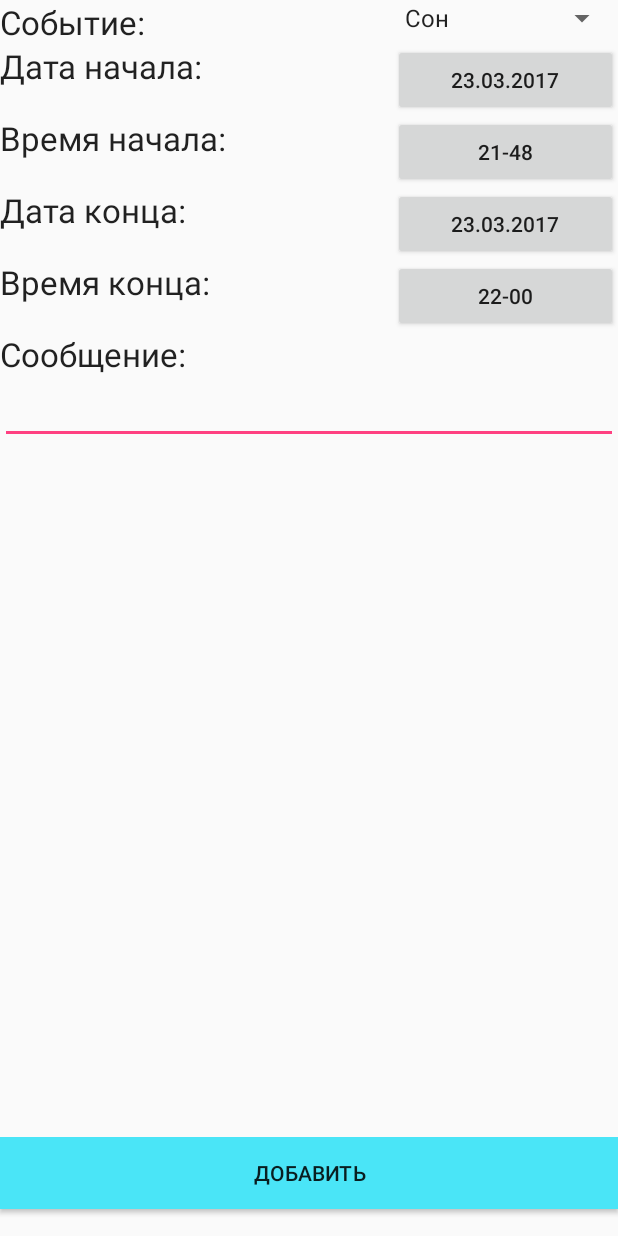
After one commit to porter-s/MothersHelper, an Android app: the NewDBRecord screen opened directly, with no data from a screen before it, on a phone screen of 412 x 824 dp. The commit adds this screen. Run offline under Robolectric (Android 15) with nearby library versions, the phone set to English and light mode, and no system bars; 1 statement that could not run was skipped.

```diff
--- a/app/src/main/AndroidManifest.xml
+++ b/app/src/main/AndroidManifest.xml
@@ -21,6 +21,7 @@
         <activity android:name=".MessActivity"></activity>
         <activity android:name=".ListEventActivity"></activity>
         <activity android:name=".GraphActivity"></activity>
+        <activity android:name=".NewDBRecord"></activity>
         <!-- ATTENTION: This was auto-generated to add Google Play services to your project for
              App Indexing.  See https://g.co/AppIndexing/AndroidStudio for more information. -->
         <meta-data
--- /dev/null
+++ b/app/src/main/java/ru/sappstudio/mothershelper/NewDBRecord.java
@@ -0,0 +1,307 @@
+package ru.sappstudio.mothershelper;
+
+import android.app.Activity;
+import android.app.DatePickerDialog;
+import android.app.Dialog;
+import android.app.TimePickerDialog;
+import android.content.Intent;
+import android.os.Bundle;
+import android.util.Log;
+import android.view.View;
+import android.widget.AdapterView;
+import android.widget.ArrayAdapter;
+import android.widget.Button;
+import android.widget.DatePicker;
+import android.widget.EditText;
+import android.widget.Spinner;
+import android.widget.TimePicker;
+import android.widget.Toast;
+
+import java.text.SimpleDateFormat;
+import java.util.Calendar;
+import java.util.Date;
+
+/**
+ * Created by USER on 23.03.2017.
+ */
+public class NewDBRecord extends Activity {
+
+    String yyyy_s, MM_s, dd_s, yyyy_e, MM_e, dd_e, mess="", tebleN="",status = "stop";
+    int HH_s,mm_s,HH_e,mm_e;
+    long time_s=0,time_e=0;
+    String[] data = {"Сон", "Еда", "Колики", "Прогулка"};
+    String LOG_TAG = "NewDBRecord";
+    long unixSeconds = System.currentTimeMillis() / 1000L; // секунды
+    Date date = new Date(unixSeconds * 1000L); // *1000 получаем миллисекунды
+
+    SimpleDateFormat sdf_yyyy = new SimpleDateFormat("yyyy");
+    int year_yyyy = Integer.valueOf(sdf_yyyy.format(date));
+
+    SimpleDateFormat sdf_MM = new SimpleDateFormat("MM");
+    int month_MM = Integer.valueOf(sdf_MM.format(date));
+
+    SimpleDateFormat sdf_dd = new SimpleDateFormat("dd");
+    int day_dd = Integer.valueOf(sdf_dd.format(date));
+
+    SimpleDateFormat sdf_HH = new SimpleDateFormat("HH");
+    int time_HH = Integer.valueOf(sdf_HH.format(date));
+
+    SimpleDateFormat sdf_mm = new SimpleDateFormat("mm");
+    int time_mm = Integer.valueOf(sdf_mm.format(date));
+
+    int DIALOG_DATE_S = 1, DIALOG_DATE_E = 2;
+
+
+    int myYear = 0;
+    int myMonth = 0;
+    int myDay = 0;
+
+    Button bnAnDBrDate_e,bnAnDBrDate_s,btAnDBrTime_s,btAnDBrTime_e,bAnDBrAdd;
+    private int  mHour, mMinute;
+
+    protected void onCreate(Bundle savedInstanceState) {
+        super.onCreate(savedInstanceState);
+        setContentView(R.layout.activity_new_db_record);
+
+        Spinner sAnDBrEvent = (Spinner)findViewById(R.id.sAnDBrEvent);
+        bnAnDBrDate_s = (Button)findViewById(R.id.bnAnDBrDate_s);
+        btAnDBrTime_s = (Button)findViewById(R.id.btAnDBrTime_s);
+        bnAnDBrDate_e = (Button)findViewById(R.id.bnAnDBrDate_e);
+        btAnDBrTime_e = (Button)findViewById(R.id.btAnDBrTime_e);
+        bAnDBrAdd = (Button)findViewById(R.id.bAnDBrAdd);
+        final EditText etAnDBrMess = (EditText)findViewById(R.id.etAnDBrMess);
+
+        // адаптер
+        ArrayAdapter<String> adapter = new ArrayAdapter<String>(this, android.R.layout.simple_spinner_item, data);
+        adapter.setDropDownViewResource(android.R.layout.simple_spinner_dropdown_item);
+
+        final Spinner spinner = (Spinner) findViewById(R.id.sAnDBrEvent);
+        spinner.setAdapter(adapter);
+
+       // int mHour=0,mMinute=0;
+        btAnDBrTime_s.setOnClickListener(new View.OnClickListener() {
+            @Override
+            public void onClick(View v) {
+                // Get Current Time
+                final Calendar c = Calendar.getInstance();
+                mHour = c.get(Calendar.HOUR_OF_DAY);
+                mMinute = c.get(Calendar.MINUTE);
+
+                // Launch Time Picker Dialog
+                TimePickerDialog timePickerDialog = new TimePickerDialog(NewDBRecord.this,
+                        new TimePickerDialog.OnTimeSetListener() {
+
+                            @Override
+                            public void onTimeSet(TimePicker view, int hourOfDay,
+                                                  int minute) {
+                                HH_s = hourOfDay;
+                                mm_s = minute;
+                                btAnDBrTime_s.setText(hourOfDay + ":" + minute);
+                                Log.e(LOG_TAG,"hourOfDay + minute ="+hourOfDay + ":" + minute);
+                                //txtTime.setText(hourOfDay + ":" + minute);
+                            }
+                        }, mHour, mMinute, true);
+                timePickerDialog.show();
+            }
+        });
+        btAnDBrTime_e.setOnClickListener(new View.OnClickListener() {
+            @Override
+            public void onClick(View v) {
+                // Get Current Time
+                final Calendar c = Calendar.getInstance();
+                mHour = c.get(Calendar.HOUR_OF_DAY);
+                mMinute = c.get(Calendar.MINUTE);
+
+                // Launch Time Picker Dialog
+                TimePickerDialog timePickerDialog = new TimePickerDialog(NewDBRecord.this,
+                        new TimePickerDialog.OnTimeSetListener() {
+
+                            @Override
+                            public void onTimeSet(TimePicker view, int hourOfDay,
+                                                  int minute) {
+                                HH_e = hourOfDay;
+                                mm_e = minute;
+                                btAnDBrTime_e.setText(hourOfDay + ":" + minute);
+                                Log.e(LOG_TAG,"hourOfDay + minute ="+hourOfDay + ":" + minute);
+                                //txtTime.setText(hourOfDay + ":" + minute);
+                            }
+                        }, mHour, mMinute, true);
+                timePickerDialog.show();
+            }
+        });
+        Intent intent = getIntent();
+        final String _tableName = intent.getStringExtra("_tableName");
+        switch(_tableName){
+            case "Sleap":
+                // заголовок
+                spinner.setPrompt("Сон");
+                // выделяем элемент
+                spinner.setSelection(0);
+                // устанавливаем обработчик нажатия
+                break;
+            case "Food":
+                // заголовок
+                spinner.setPrompt("Еда");
+                // выделяем элемент
+                spinner.setSelection(1);
+                // устанавливаем обработчик нажатия
+                break;
+            case "Koliki":
+                // заголовок
+                spinner.setPrompt("Колики");
+                // выделяем элемент
+                spinner.setSelection(2);
+                // устанавливаем обработчик нажатия
+                break;
+            case "Walk":
+                // заголовок
+                spinner.setPrompt("Прогулка");
+                // выделяем элемент
+                spinner.setSelection(3);
+                // устанавливаем обработчик нажатия
+                break;
+
+        }
+
+        spinner.setOnItemSelectedListener(new AdapterView.OnItemSelectedListener() {
+            @Override
+            public void onItemSelected(AdapterView<?> parent, View view,
+                                       int position, long id) {
+                // показываем позиция нажатого элемента
+                Toast.makeText(getBaseContext(), "Position = " + position, Toast.LENGTH_SHORT).show();
+                switch(position){
+                    case 0:
+                        tebleN = "Sleap";
+                        break;
+                    case 1:
+                        tebleN = "Food";
+                        break;
+                    case 2:
+                        tebleN = "Koliki";
+                        break;
+                    case 3:
+                        tebleN = "Walk";
+                        break;
+
+                }
+            }
+            @Override
+            public void onNothingSelected(AdapterView<?> arg0) {
+            }
+        });
+
+        bnAnDBrDate_s.setText(getTimeFormat(unixSeconds, "dd") + "." + getTimeFormat(unixSeconds, "MM") + "." + getTimeFormat(unixSeconds, "yyyy"));
+        bnAnDBrDate_s.setOnClickListener(new View.OnClickListener() {
+            @Override
+            public void onClick(View v) {
+                showDialog(DIALOG_DATE_S);
+            }
+        });
+
+        bnAnDBrDate_e.setText(getTimeFormat(unixSeconds, "dd") + "." + getTimeFormat(unixSeconds, "MM") + "." + getTimeFormat(unixSeconds, "yyyy"));
+        bnAnDBrDate_e.setOnClickListener(new View.OnClickListener() {
+            @Override
+            public void onClick(View v) {
+                showDialog(DIALOG_DATE_E);
+
+            }
+        });
+
+        bAnDBrAdd.setOnClickListener(new View.OnClickListener() {
+            @Override
+            public void onClick(View v) {
+                mess = String.valueOf(etAnDBrMess.getText());
+                time_s = (long)Integer.valueOf(yyyy_s)*31536000 + Integer.valueOf(MM_s)*2628002 +Integer.valueOf(dd_s)*86400 +HH_s*3600 +mm_s;
+                time_e = (long)Integer.valueOf(yyyy_e)*31536000 + Integer.valueOf(MM_e)*2628002 +Integer.valueOf(dd_e)*86400 +HH_e*3600 +mm_e;
+                if(time_s!=0&&time_e!=0&&time_e>=time_s&&!tebleN.equals("")){
+                    Toast.makeText(getBaseContext(), "Add!" , Toast.LENGTH_SHORT).show();
+                }else Toast.makeText(getBaseContext(), "Error!" , Toast.LENGTH_SHORT).show();
+
+            }
+        });
+    }
+
+    public Dialog onCreateDialog(int id) {
+        if (id == DIALOG_DATE_S) {
+            DatePickerDialog tpd = new DatePickerDialog(this, myCallBack_s, year_yyyy, month_MM - 1, day_dd);
+            return tpd;
+        }
+        if (id == DIALOG_DATE_E) {
+            DatePickerDialog tpd = new DatePickerDialog(this, myCallBack_e, year_yyyy, month_MM - 1, day_dd);
+            return tpd;
+        }
+        return super.onCreateDialog(id);
+    }
+
+
+
+    DatePickerDialog.OnDateSetListener myCallBack_s = new DatePickerDialog.OnDateSetListener() {
+
+        public void onDateSet(DatePicker view, int year, int monthOfYear,
+                              int dayOfMonth) {
+
+            myYear = year;
+            myMonth = monthOfYear + 1;
+            myDay = dayOfMonth;
+
+            yyyy_s = String.valueOf(myYear);
+
+            if (myMonth < 10) MM_s = "0" + String.valueOf(myMonth);
+            else MM_s = String.valueOf(myMonth);
+
+            if (myDay < 10) dd_s = "0" + String.valueOf(myDay);
+            else dd_s = String.valueOf(myDay);
+
+            bnAnDBrDate_s.setText(dd_s + "." + MM_s + "." + yyyy_s);
+            Log.e(LOG_TAG, "Today is " + myDay + "/" + myMonth + "/" + myYear);
+        }
+    };
+
+    DatePickerDialog.OnDateSetListener myCallBack_e = new DatePickerDialog.OnDateSetListener() {
+
+        public void onDateSet(DatePicker view, int year, int monthOfYear,
+                              int dayOfMonth) {
+
+            myYear = year;
+            myMonth = monthOfYear + 1;
+            myDay = dayOfMonth;
+
+            yyyy_e = String.valueOf(myYear);
+
+            if (myMonth < 10) MM_e = "0" + String.valueOf(myMonth);
+            else MM_e = String.valueOf(myMonth);
+
+            if (myDay < 10) dd_e = "0" + String.valueOf(myDay);
+            else dd_e = String.valueOf(myDay);
+
+            bnAnDBrDate_e.setText(dd_e + "." + MM_e + "." + yyyy_e);
+            Log.e(LOG_TAG, "Today is " + myDay + "/" + myMonth + "/" + myYear);
+        }
+    };
+
+    String getTimeFormat(long _unixSeconds, String _format) {
+
+        Date _date = new Date(_unixSeconds * 1000L);
+        if (_format.equals("yyyy"))
+            if (_unixSeconds <= 31536000) return "0000";
+            else return sdf_yyyy.format(_date);
+
+        if (_format.equals("MM"))
+            if (_unixSeconds <= 2628002) return "00";
+            else return sdf_MM.format(_date);
+
+        if (_format.equals("dd"))
+            if (_unixSeconds <= 86400) return "00";
+            else return sdf_dd.format(_date);
+
+        if (_format.equals("HH"))
+            if (_unixSeconds <= 3600) return "00";
+            else if (_unixSeconds < 86400) return String.valueOf(_unixSeconds / 3600);
+            else return sdf_HH.format(_date);
+
+        if (_format.equals("mm"))
+            return sdf_mm.format(_date);
+
+        return null;
+    }
+}
--- a/app/src/main/res/layout/activity_graph.xml
+++ b/app/src/main/res/layout/activity_graph.xml
@@ -8,7 +8,7 @@
     <TextView
         android:layout_width="match_parent"
         android:layout_height="0dp"
-        android:layout_weight="5"
+        android:layout_weight="7"
         android:textAppearance="?android:attr/textAppearanceLarge"
         android:text="График Сна (кол/день)"
         android:id="@+id/tvGraphName"
@@ -24,7 +24,7 @@
     <Button
         android:layout_width="match_parent"
         android:layout_height="0dp"
-        android:layout_weight="10"
+        android:layout_weight="8"
         android:text="Назад"
         android:id="@+id/btnAGBack"
         android:layout_alignParentTop="true"
--- /dev/null
+++ b/app/src/main/res/layout/activity_new_db_record.xml
@@ -0,0 +1,173 @@
+<?xml version="1.0" encoding="utf-8"?>
+<LinearLayout xmlns:android="http://schemas.android.com/apk/res/android"
+    android:orientation="vertical" android:layout_width="match_parent"
+    android:layout_height="match_parent">
+
+    <LinearLayout
+        android:orientation="vertical"
+        android:layout_width="match_parent"
+        android:layout_height="0dp"
+        android:layout_weight="92">
+
+        <LinearLayout
+            android:orientation="horizontal"
+            android:layout_width="match_parent"
+            android:layout_height="wrap_content">
+
+            <TextView
+                android:layout_width="wrap_content"
+                android:layout_height="wrap_content"
+                android:textAppearance="?android:attr/textAppearanceLarge"
+                android:text="Событие:"
+                android:id="@+id/textView" />
+
+            <FrameLayout
+                android:layout_width="match_parent"
+                android:layout_height="wrap_content">
+
+                <Spinner
+                    android:id="@+id/sAnDBrEvent"
+                    android:layout_width="150dp"
+                    android:layout_height="wrap_content"
+                    android:layout_gravity="right|top">
+                </Spinner>
+            </FrameLayout>
+
+        </LinearLayout>
+
+        <LinearLayout
+            android:orientation="horizontal"
+            android:layout_width="match_parent"
+            android:layout_height="wrap_content" >
+
+            <TextView
+                android:layout_width="wrap_content"
+                android:layout_height="wrap_content"
+                android:textAppearance="?android:attr/textAppearanceLarge"
+                android:text="Дата начала:"
+                android:id="@+id/textView3" />
+
+            <FrameLayout
+                android:layout_width="match_parent"
+                android:layout_height="wrap_content">
+
+                <Button
+                    style="?android:attr/buttonStyleSmall"
+                    android:layout_width="150dp"
+                    android:layout_height="wrap_content"
+                    android:text="02.03.2017"
+                    android:id="@+id/bnAnDBrDate_s"
+                    android:layout_gravity="right|top"/>
+            </FrameLayout>
+
+        </LinearLayout>
+
+        <LinearLayout
+            android:orientation="horizontal"
+            android:layout_width="match_parent"
+            android:layout_height="wrap_content">
+
+            <TextView
+                android:layout_width="wrap_content"
+                android:layout_height="wrap_content"
+                android:textAppearance="?android:attr/textAppearanceLarge"
+                android:text="Время начала:"
+                android:id="@+id/textView2" />
+
+            <FrameLayout
+                android:layout_width="match_parent"
+                android:layout_height="wrap_content">
+
+                <Button
+                    android:layout_width="150dp"
+                    android:layout_height="wrap_content"
+                    android:text="21-48"
+                    android:id="@+id/btAnDBrTime_s"
+                    android:layout_gravity="right|top" />
+            </FrameLayout>
+
+        </LinearLayout>
+
+        <LinearLayout
+            android:orientation="horizontal"
+            android:layout_width="match_parent"
+            android:layout_height="wrap_content" >
+
+            <TextView
+                android:layout_width="wrap_content"
+                android:layout_height="wrap_content"
+                android:textAppearance="?android:attr/textAppearanceLarge"
+                android:text="Дата конца:"
+                android:id="@+id/textView4" />
+
+            <FrameLayout
+                android:layout_width="match_parent"
+                android:layout_height="wrap_content">
+
+                <Button
+                    style="?android:attr/buttonStyleSmall"
+                    android:layout_width="150dp"
+                    android:layout_height="wrap_content"
+                    android:text="02.03.2017"
+                    android:id="@+id/bnAnDBrDate_e"
+                    android:layout_gravity="right|top"/>
+            </FrameLayout>
+
+        </LinearLayout>
+
+        <LinearLayout
+            android:orientation="horizontal"
+            android:layout_width="match_parent"
+            android:layout_height="wrap_content" >
+
+            <TextView
+                android:layout_width="wrap_content"
+                android:layout_height="wrap_content"
+                android:textAppearance="?android:attr/textAppearanceLarge"
+                android:text="Время конца:"
+                android:id="@+id/textView5" />
+
+            <FrameLayout
+                android:layout_width="match_parent"
+                android:layout_height="wrap_content">
+
+                <Button
+                    android:layout_width="150dp"
+                    android:layout_height="wrap_content"
+                    android:text="22-00"
+                    android:id="@+id/btAnDBrTime_e"
+                    android:layout_gravity="right|top" />
+            </FrameLayout>
+
+        </LinearLayout>
+
+        <TextView
+            android:layout_width="wrap_content"
+            android:layout_height="wrap_content"
+            android:textAppearance="?android:attr/textAppearanceLarge"
+            android:text="Сообщение:"
+            android:id="@+id/textView6" />
+
+        <EditText
+            android:layout_width="match_parent"
+            android:layout_height="wrap_content"
+            android:id="@+id/etAnDBrMess" />
+    </LinearLayout>
+
+    <RelativeLayout
+        android:layout_width="match_parent"
+        android:layout_height="0dp"
+        android:layout_weight="8">
+
+        <Button
+            android:layout_width="match_parent"
+            android:layout_height="wrap_content"
+            android:text="Добавить"
+            android:id="@+id/bAnDBrAdd"
+            android:layout_alignParentTop="true"
+            android:layout_alignParentEnd="true"
+            android:background="#4ae5f7" />
+    </RelativeLayout>
+
+
+</LinearLayout>
```
Also changed, not shown: app/src/main/java/ru/sappstudio/mothershelper/ListEventActivity.java (+11 -0 lines), app/src/main/res/layout/activity_list_event.xml (+8 -0 lines).
